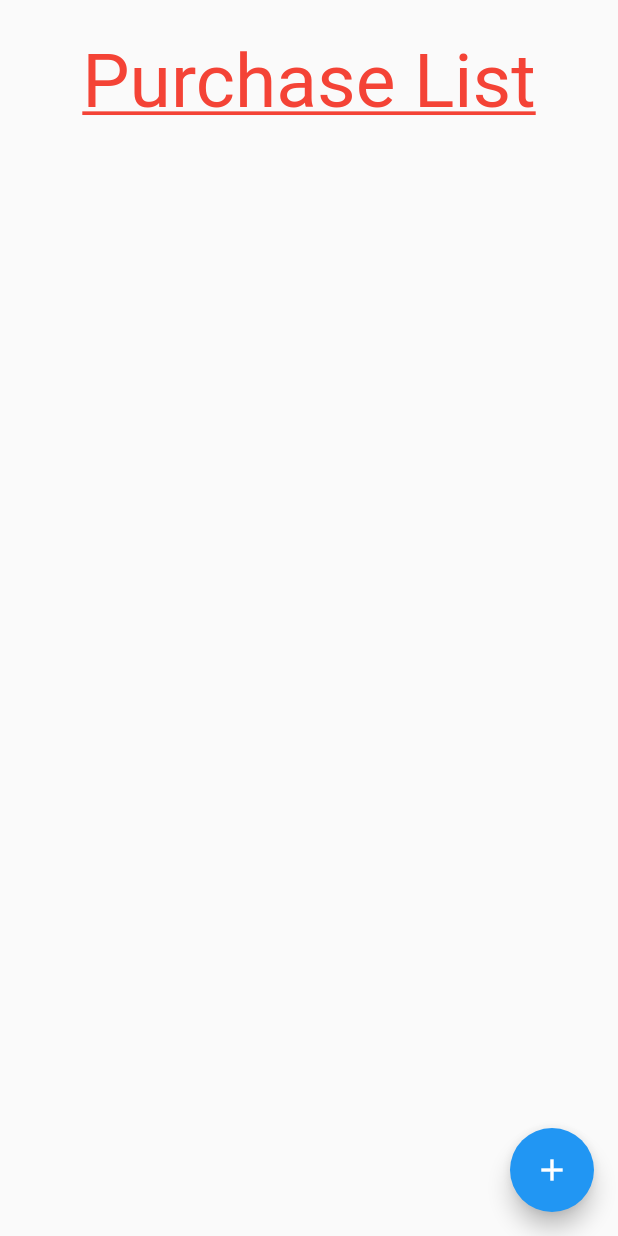
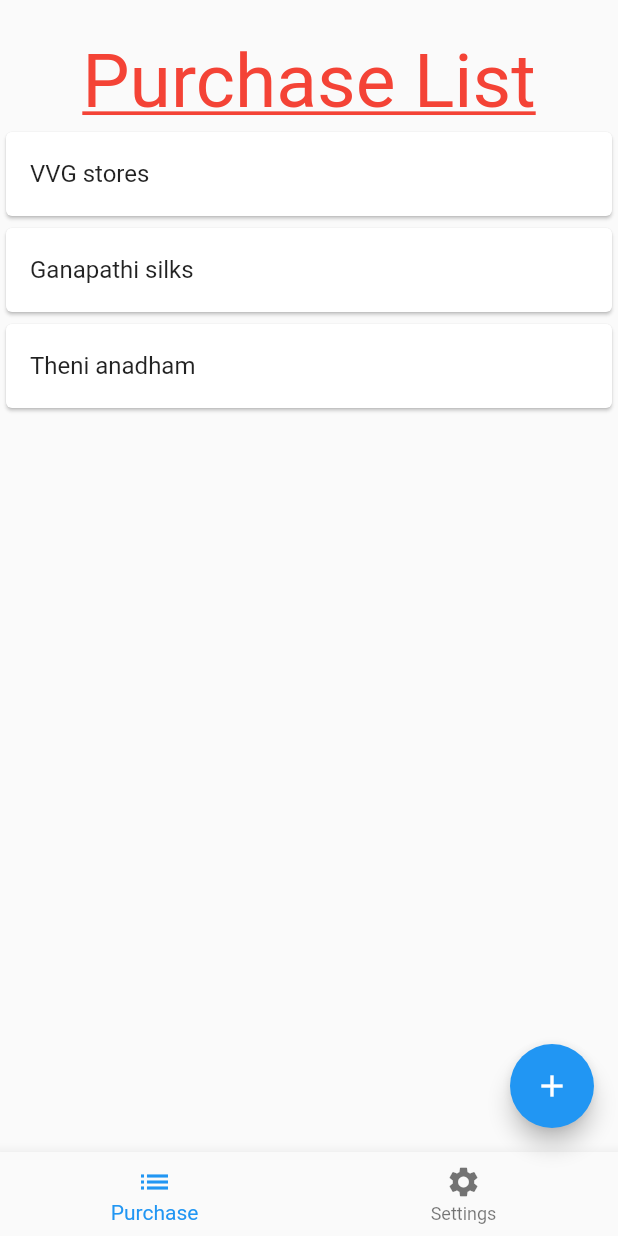
Before and after one commit to knk-naviin/Inventory-Management, a Flutter app: the purchaseScreen screen opened directly, on a phone screen of 412 x 824 dp. Run offline on Flutter 3.47's test engine with Material 2 defaults, Android fonts, the phone set to English and light mode, and no system bars; our stand-ins replace animated_splash_screen.

Commit message:
purchase ui modified

```diff
--- a/inventory_management/lib/purchase.dart
+++ b/inventory_management/lib/purchase.dart
@@ -9,6 +9,18 @@ class purchaseScreen extends StatelessWidget {
       floatingActionButton: FloatingActionButton(
         onPressed: (){},
         child: Icon(Icons.add),
+      ),
+      bottomNavigationBar: BottomNavigationBar(
+        items: [
+          BottomNavigationBarItem(
+          icon: Icon(Icons.list),
+          label: 'Purchase',
+          ),
+          BottomNavigationBarItem(
+            icon: Icon(Icons.settings),
+            label: 'Settings',
+          )
+        ],
       ),
       body: Column(
         mainAxisAlignment: MainAxisAlignment.start,
@@ -23,6 +35,25 @@ class purchaseScreen extends StatelessWidget {
               ),
             )),
           ),
+          Column(
+            children: [
+              Card(
+                child: ListTile(
+                  title: Text("VVG stores"),
+                ),
+              ),
+              Card(
+                child: ListTile(
+                  title: Text("Ganapathi silks"),
+                ),
+              ),
+              Card(
+                child: ListTile(
+                  title: Text("Theni anadham"),
+                ),
+              )
+            ],
+          )
         ],
       )
     );
```
